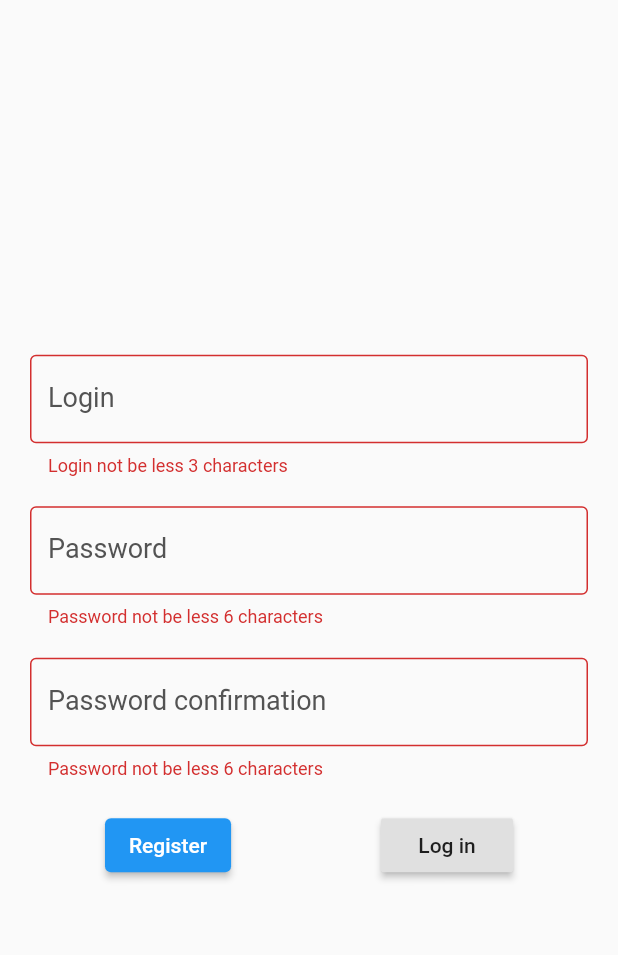
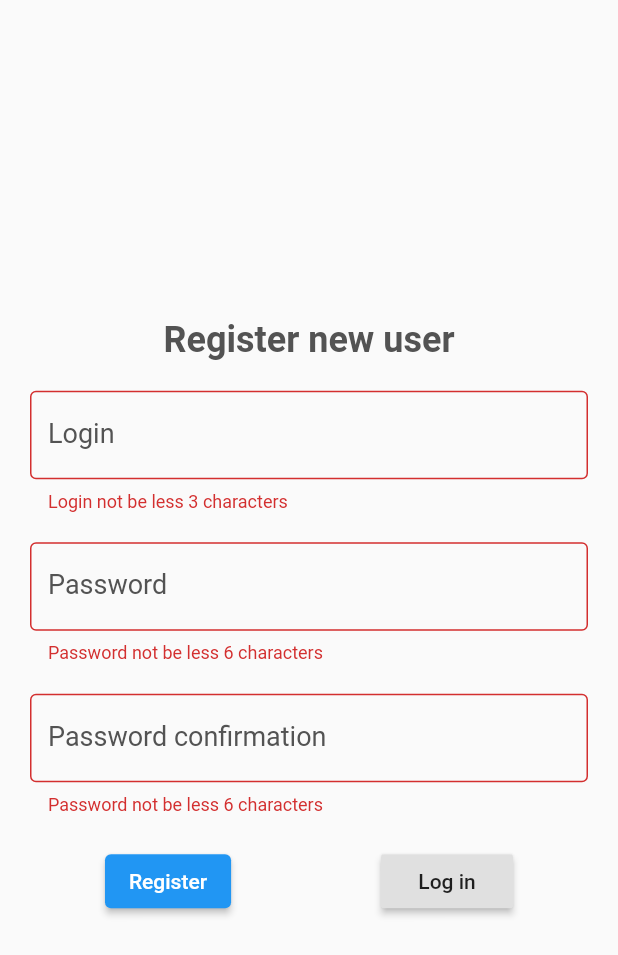
Before and after one commit to nkf-v/flutter-role-heroes, a Flutter app: the RegisterScreen screen opened by its route, after a tap on "Register", on a phone screen of 412 x 824 dp. Shown: the top 955 px of the screen. Run offline on Flutter 3.47's test engine with Material 2 defaults, Android fonts, the phone set to English and light mode, and no system bars; our stand-ins replace dio, flushbar, flutter_secure_storage, get_it, retrofit; accounts and stored records are empty; generated files the repository leaves out were written again.

Commit message:
Implement register screen logic

```diff
--- a/lib/controllers/AuthController.dart
+++ b/lib/controllers/AuthController.dart
@@ -7,7 +7,7 @@ import 'package:dio/dio.dart';
 
 abstract class IAuthController {
   Future<dynamic> login(String login, String password);
-  Future<void> register();
+  Future<dynamic> register(String login, String password, String passwordConfirmation);
   Future<void> logout();
 }
 
@@ -30,13 +30,20 @@ class AuthController extends BaseController implements IAuthController {
   }
 
   @override
-  Future<void> logout() {
-
+  Future<dynamic> register(String login, String password, String passwordConfirmation) async {
+    var result;
+    try {
+      result = _saveAccessToken(await _apiClient.register({'login': login, 'password': password, 'password_confirmation': passwordConfirmation}));
+    }
+    catch (dioError) {
+      result = _exceptionHandle(dioError);
+    }
+    return result;
   }
 
   @override
-  Future<void> register() {
-
+  Future<void> logout() {
+    // TODO: realize logout
   }
 
   bool _saveAccessToken(response) {
--- a/lib/screens/register.dart
+++ b/lib/screens/register.dart
@@ -1,8 +1,11 @@
 import 'package:flutter/material.dart';
+import 'package:role_heroes/components/flushbar.dart';
 import 'package:role_heroes/constants.dart';
-import 'package:role_heroes/screens/login.dart';
+import 'package:role_heroes/controllers/AuthController.dart';
 
-class RegisterData {
+import 'game_list.dart';
+
+class RegisterFormValues {
   String login;
   String password;
   String passwordConfirmation;
@@ -12,26 +15,44 @@ class RegisterScreen extends StatelessWidget {
   static final routeName = '/register';
 
   final GlobalKey<FormState> _formKey = GlobalKey<FormState>();
+  final RegisterFormValues _formValues = RegisterFormValues();
+  // TODO Change method get controller
+  final AuthController controller = AuthController();
 
-  RegisterData _registerData = RegisterData();
+  void register(BuildContext context) async {
+    MainFlushbar processFlushbar = MainFlushbar(message: 'Process', showProgressIndicator: true)..show(context);
+    var result = await controller.register(_formValues.login, _formValues.password, _formValues.passwordConfirmation);
+    processFlushbar.dismiss();
 
-  void submitRegisterForm() {
-    _formKey.currentState.save();
-    if (_formKey.currentState.validate()) {
-      // TODO send data to api method for register user
-      print(_registerData.login);
-      print(_registerData.password);
-      // TODO navigate to game list after success register
+    if (result is bool && result) {
+      MainFlushbar(
+        message: 'Register success',
+        statusColor: Colors.green,
+        duration: Duration(seconds: 2),
+      ).show(context);
+      Navigator.of(context).pushReplacementNamed(GameScreen.routeName);
+    }
+    else {
+      MainFlushbar(
+        message: result,
+        statusColor: Colors.red,
+        duration: Duration(seconds: 2),
+      ).show(context);
     }
   }
+
   @override
   Widget build(BuildContext context) {
     return Scaffold(
       body: Container(
         padding: const EdgeInsets.all(gDefaultPadding),
         child: Column(
-          mainAxisAlignment: MainAxisAlignment.spaceEvenly,
+          mainAxisAlignment: MainAxisAlignment.center,
           children: [
+            Container(
+              margin: const EdgeInsets.only(bottom: gDefaultPadding),
+              child: Text('Register new user', style: Theme.of(context).textTheme.headline2,),
+            ),
             Form(
               key: _formKey,
               child: Column(
@@ -42,12 +63,12 @@ class RegisterScreen extends StatelessWidget {
                     child: TextFormField(
                       keyboardType: TextInputType.text,
                       validator: (String value) {
-                        String result = null;
+                        String result;
                         if (value.length < 3)
                           result = 'Login not be less 3 characters';
                         return result;
                       },
-                      onSaved: (value) => _registerData.login = value,
+                      onSaved: (value) => _formValues.login = value,
                       decoration: InputDecoration(
                         labelText: 'Login',
                         hintText: 'Enter login',
@@ -68,7 +89,7 @@ class RegisterScreen extends StatelessWidget {
                           result = 'Password not be less 6 characters';
                         return result;
                       },
-                      onSaved: (value) => _registerData.password = value,
+                      onSaved: (value) => _formValues.password = value,
                       decoration: InputDecoration(
                         labelText: 'Password',
                         hintText: 'Enter password',
@@ -87,11 +108,11 @@ class RegisterScreen extends StatelessWidget {
                         String result;
                         if (value.length < 6)
                           result = 'Password not be less 6 characters';
-                        if (value != _registerData.password)
+                        if (value != _formValues.password)
                           result = 'Password confirmation not equals with password';
                         return result;
                       },
-                      onSaved: (value) => _registerData.passwordConfirmation = value,
+                      onSaved: (value) => _formValues.passwordConfirmation = value,
                       decoration: InputDecoration(
                         labelText: 'Password confirmation',
                         hintText: 'Enter password confirmation',
@@ -105,11 +126,15 @@ class RegisterScreen extends StatelessWidget {
                     mainAxisAlignment: MainAxisAlignment.spaceAround,
                     children: [
                       ElevatedButton(
-                        onPressed: submitRegisterForm,
+                        onPressed: () {
+                          _formKey.currentState.save();
+                          if (_formKey.currentState.validate())
+                            register(context);
+                        },
                         child: Text('Register'),
                       ),
                       RaisedButton(
-                        onPressed: () => Navigator.of(context).pop(),
+                        onPressed: Navigator.of(context).pop,
                         child: Text('Log in'),
                       ),
                     ]
```
